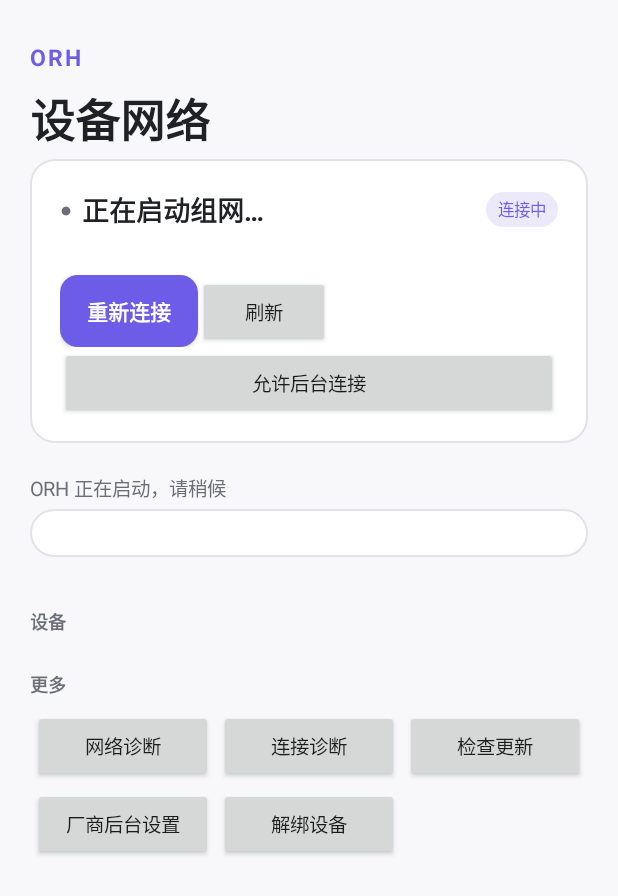
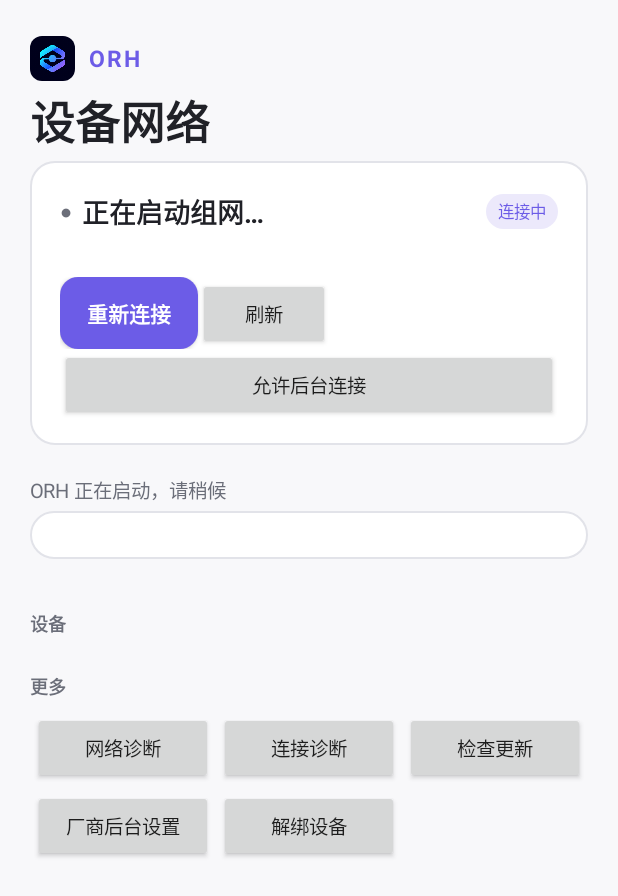
Before and after one commit to AaronChou313/open-remote-hub, an Android app: the screen it shows after launch (MainActivity), on a phone screen of 412 x 824 dp. Shown: the top 896 px of the screen. Run offline under Robolectric (Android 15) with nearby library versions, the phone set to English and light mode, and no system bars; network calls fail; 1 statement that could not run was skipped.

Commit message:
Adopt the ORH logo and surface missing background permission
The supplied logo is now the console and portal mark, the Android header
image and the launcher icon (5 densities). A persistent banner appears when
the app is not exempt from battery optimizations, and the connection
diagnostics report the exemption and standby bucket so a background kill is
distinguishable from a network drop. Client 0.4.1 (code 9).

```diff
--- a/client/android/app/build.gradle
+++ b/client/android/app/build.gradle
@@ -7,8 +7,8 @@ android {
         testInstrumentationRunner 'top.openremotehub.client.CompatibilityChecks'
         minSdk 26
         targetSdk 35
-        versionCode 8
-        versionName '0.4.0'
+        versionCode 9
+        versionName '0.4.1'
     }
     compileOptions {
         sourceCompatibility JavaVersion.VERSION_17
--- a/client/android/app/src/main/AndroidManifest.xml
+++ b/client/android/app/src/main/AndroidManifest.xml
@@ -7,7 +7,7 @@
     <uses-permission android:name="android.permission.POST_NOTIFICATIONS" />
     <uses-permission android:name="android.permission.WAKE_LOCK" />
     <uses-permission android:name="android.permission.REQUEST_IGNORE_BATTERY_OPTIMIZATIONS" />
-    <application android:theme="@style/OrhTheme" android:label="ORH" android:icon="@drawable/ic_orh" android:allowBackup="false" android:dataExtractionRules="@xml/backup_rules" android:usesCleartextTraffic="true" android:supportsRtl="true">
+    <application android:theme="@style/OrhTheme" android:label="ORH" android:icon="@mipmap/orh_icon" android:allowBackup="false" android:dataExtractionRules="@xml/backup_rules" android:usesCleartextTraffic="true" android:supportsRtl="true">
         <activity android:name=".ConsoleActivity" android:exported="false" android:configChanges="orientation|screenSize|keyboardHidden" />
         <activity android:name=".MainActivity" android:exported="true">
             <intent-filter><action android:name="android.intent.action.MAIN"/><category android:name="android.intent.category.LAUNCHER"/></intent-filter>
--- a/client/android/app/src/main/java/top/openremotehub/client/MainActivity.java
+++ b/client/android/app/src/main/java/top/openremotehub/client/MainActivity.java
@@ -2,8 +2,10 @@ package top.openremotehub.client;
 
 import android.Manifest;
 import android.app.*;
+import android.app.usage.UsageStatsManager;
 import android.content.*;
 import android.graphics.Color;
+import android.graphics.Outline;
 import android.graphics.Typeface;
 import android.graphics.drawable.GradientDrawable;
 import android.net.Uri;
@@ -23,7 +25,7 @@ public final class MainActivity extends Activity {
     private final ExecutorService worker = Executors.newFixedThreadPool(2);
     private final Handler main = new Handler(Looper.getMainLooper());
     private LinearLayout page, binding;
-    private TextView status, message, selfDetail, selfChip, selfDot, updateBanner;
+    private TextView status, message, selfDetail, selfChip, selfDot, updateBanner, powerNotice;
     private String latestUpdateUrl = "";
     private boolean boundBefore;
     private Button backgroundButton;
@@ -171,12 +173,30 @@ public final class MainActivity extends Activity {
         page = column(); page.setPadding(dp(20),dp(24),dp(20),dp(24)); scroll.addView(page);
 
         LinearLayout brand = new LinearLayout(this); brand.setOrientation(LinearLayout.HORIZONTAL); brand.setGravity(Gravity.CENTER_VERTICAL);
+        ImageView logo = new ImageView(this);
+        logo.setImageResource(R.drawable.orh_logo);
+        LinearLayout.LayoutParams logoParams = new LinearLayout.LayoutParams(dp(30), dp(30)); logoParams.rightMargin = dp(9);
+        logo.setLayoutParams(logoParams); logo.setClipToOutline(true);
+        logo.setOutlineProvider(new ViewOutlineProvider() {
+            @Override public void getOutline(View view, Outline outline) {
+                outline.setRoundRect(0, 0, view.getWidth(), view.getHeight(), dp(8));
+            }
+        });
+        brand.addView(logo);
         TextView mark = text("ORH",15,true); mark.setTextColor(color(R.color.accent)); mark.setLetterSpacing(0.14f); brand.addView(mark);
         updateBanner = text("",12,false); updateBanner.setTextColor(color(R.color.accent)); updateBanner.setGravity(Gravity.END);
         updateBanner.setLayoutParams(new LinearLayout.LayoutParams(0,-2,1f)); updateBanner.setVisibility(View.GONE);
         updateBanner.setOnClickListener(view -> { if (!latestUpdateUrl.isEmpty()) open(latestUpdateUrl); });
         brand.addView(updateBanner); page.addView(brand);
         page.addView(text("设备网络",30,true));
+        powerNotice = text("",13,false); powerNotice.setTextColor(Color.WHITE);
+        GradientDrawable warn = new GradientDrawable(); warn.setColor(color(R.color.warn)); warn.setCornerRadius(dp(10));
+        powerNotice.setBackground(warn); powerNotice.setPadding(dp(14),dp(10),dp(14),dp(10));
+        powerNotice.setVisibility(View.GONE);
+        LinearLayout.LayoutParams noticeParams = new LinearLayout.LayoutParams(-1,-2); noticeParams.bottomMargin = dp(12);
+        powerNotice.setLayoutParams(noticeParams);
+        powerNotice.setOnClickListener(view -> requestBackground(null));
+        page.addView(powerNotice);
 
         LinearLayout self = card();
         LinearLayout head = new LinearLayout(this); head.setOrientation(LinearLayout.HORIZONTAL); head.setGravity(Gravity.CENTER_VERTICAL);
@@ -329,6 +349,8 @@ public final class MainActivity extends Activity {
         if (uptime>=0) line+=" · 运行 "+duration(uptime);
         if (connections>0) line+=" · "+connections+" 个连接";
         selfDetail.setText(line);
+        powerNotice.setText("后台连接未授权，远程桌面可能被系统中断 · 点此授权");
+        powerNotice.setVisibility(backgroundAllowed()?View.GONE:View.VISIBLE);
         JSONObject cloud=self.optJSONObject("cloud");
         boolean bound=cloud!=null&&cloud.optBoolean("bound");
         if (bound&&!boundBefore) info("已绑定 Cloud 账号");
@@ -488,6 +510,10 @@ public final class MainActivity extends Activity {
                     JSONObject peer=peers.optJSONObject(index);
                     report.append("设备 ").append(peer.optString("hostname")).append(" · ").append(peer.optString("path").isEmpty()?"idle":peer.optString("path")).append(peer.optBoolean("online")?" · 在线":" · 离线").append("\n");
                 }
+                boolean exempt = getSystemService(PowerManager.class).isIgnoringBatteryOptimizations(getPackageName());
+                String bucket = "—";
+                if (Build.VERSION.SDK_INT >= 28) bucket = String.valueOf(getSystemService(UsageStatsManager.class).getAppStandbyBucket());
+                report.append("后台 ").append(exempt?"已豁免":"未豁免").append(" · 待机分组 ").append(bucket).append("\n");
                 report.append("转发 ").append(forwards==null?0:forwards.length()).append(" 个\n");
                 if (forwards!=null) for (int index=0;index<forwards.length();index++) {
                     JSONObject entry=forwards.optJSONObject(index);
--- a/client/android/app/src/main/res/values-night/styles.xml
+++ b/client/android/app/src/main/res/values-night/styles.xml
@@ -4,5 +4,5 @@
     <item name="android:windowLightStatusBar">false</item><item name="android:statusBarColor">#101114</item>
     <item name="android:navigationBarColor">#101114</item><item name="android:windowActionModeOverlay">true</item>
 </style>
-<color name="surface">#101114</color><color name="card">#1A1C21</color><color name="text">#EEEEF2</color><color name="muted">#AAADB9</color><color name="outline">#30323C</color><color name="accent">#A89AF7</color><color name="accentSoft">#2A2740</color><color name="success">#5FD3A2</color>
+<color name="surface">#101114</color><color name="card">#1A1C21</color><color name="text">#EEEEF2</color><color name="muted">#AAADB9</color><color name="outline">#30323C</color><color name="accent">#A89AF7</color><color name="accentSoft">#2A2740</color><color name="warn">#8A5A1E</color><color name="success">#5FD3A2</color>
 </resources>
--- a/client/android/app/src/main/res/values/styles.xml
+++ b/client/android/app/src/main/res/values/styles.xml
@@ -4,5 +4,5 @@
     <item name="android:windowLightStatusBar">true</item><item name="android:statusBarColor">#F8F8FA</item>
     <item name="android:navigationBarColor">#F8F8FA</item><item name="android:windowActionModeOverlay">true</item>
 </style>
-<color name="surface">#F8F8FA</color><color name="card">#FFFFFF</color><color name="text">#202127</color><color name="muted">#6B6E79</color><color name="outline">#E2E3E9</color><color name="accent">#6C5CE7</color><color name="accentSoft">#ECE9FB</color><color name="success">#2F9E6E</color>
+<color name="surface">#F8F8FA</color><color name="card">#FFFFFF</color><color name="text">#202127</color><color name="muted">#6B6E79</color><color name="outline">#E2E3E9</color><color name="accent">#6C5CE7</color><color name="accentSoft">#ECE9FB</color><color name="warn">#B45309</color><color name="success">#2F9E6E</color>
 </resources>
```
Also changed, not shown: client/android/app/src/main/res/drawable-nodpi/orh_logo.png (added), client/android/app/src/main/res/mipmap-hdpi/orh_icon.png (added), client/android/app/src/main/res/mipmap-mdpi/orh_icon.png (added), client/android/app/src/main/res/mipmap-xhdpi/orh_icon.png (added), client/android/app/src/main/res/mipmap-xxhdpi/orh_icon.png (added), client/android/app/src/main/res/mipmap-xxxhdpi/orh_icon.png (added), 7 other files.
